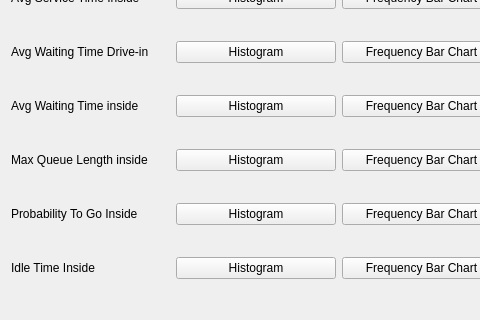
Above: chartwindow.ui from ragrag/Queue-Simulation-QT before the change; both pictures show x 0 to 480 and y 212 to 532 of the 839 by 532 pixel window. Below: the same form after it.
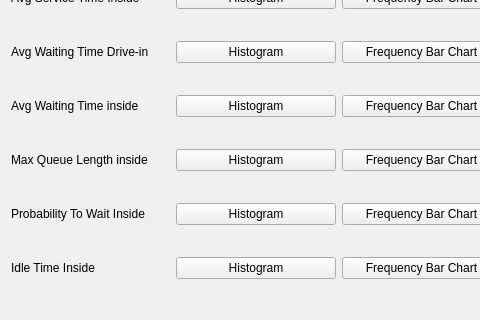
That is the form after the change.

The edit to the form file:
```diff
--- a/chartwindow.ui
+++ b/chartwindow.ui
@@ -14,7 +14,7 @@
    <string>MainWindow</string>
   </property>
   <widget class="QWidget" name="centralwidget">
-   <widget class="QWidget" name="">
+   <widget class="QWidget" name="layoutWidget">
     <property name="geometry">
      <rect>
       <x>11</x>
@@ -302,7 +302,7 @@
        <item>
         <widget class="QLabel" name="label_6">
          <property name="text">
-          <string>Probability To Go Inside</string>
+          <string>Probability To Wait Inside</string>
          </property>
         </widget>
        </item>
```
